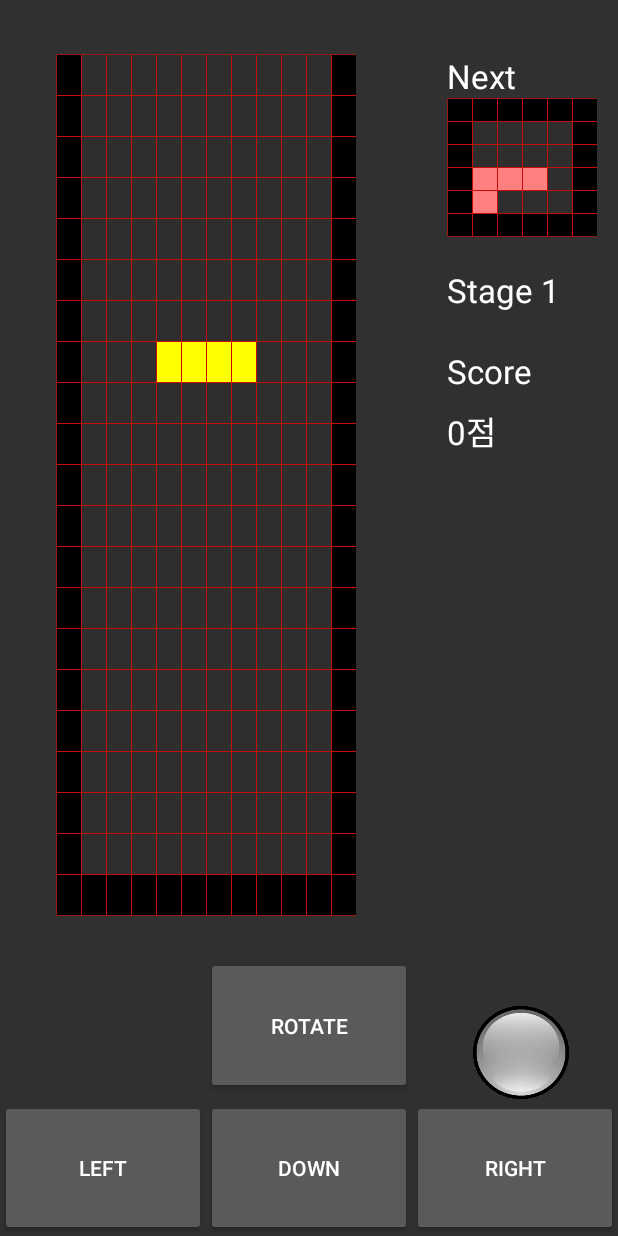
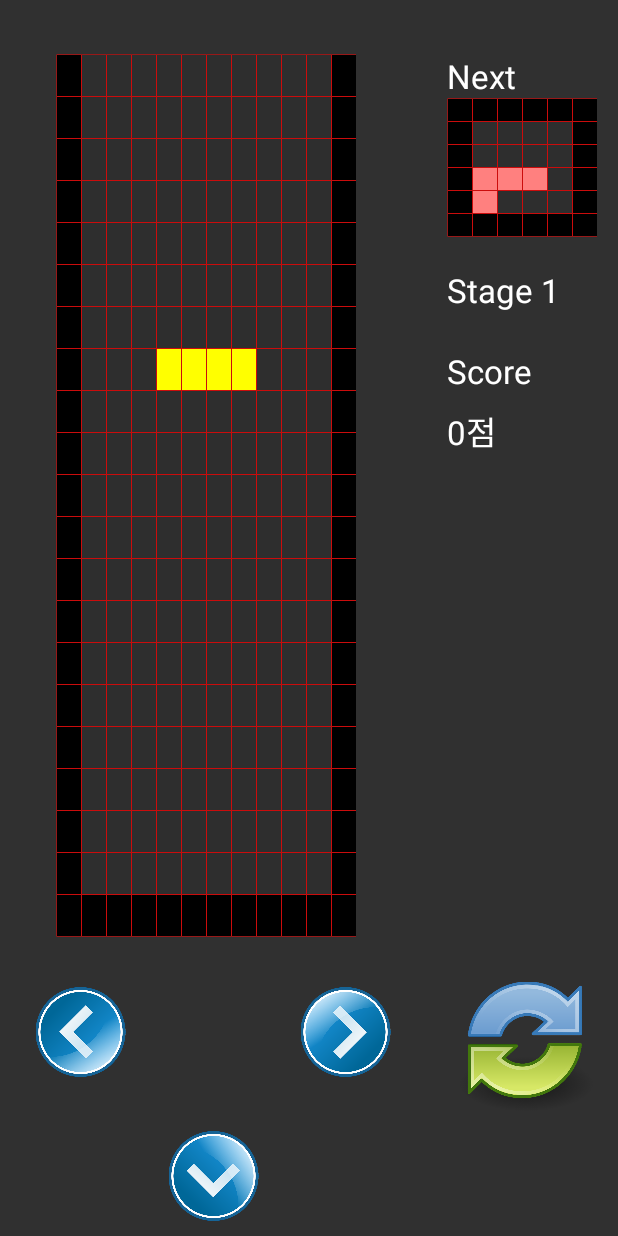
Before and after one commit to speldipn/Tetris, an Android app: the screen it shows after launch (MainActivity), on a phone screen of 412 x 824 dp. Run offline under Robolectric (Android 15) with nearby library versions, the phone set to English and light mode, and no system bars.

Commit message:
button image, change touch listener

```diff
--- a/app/src/main/java/org/androidtown/tetris/MainActivity.java
+++ b/app/src/main/java/org/androidtown/tetris/MainActivity.java
@@ -6,9 +6,11 @@ import android.os.Handler;
 import android.os.Message;
 import android.support.v7.app.AppCompatActivity;
 import android.util.Log;
+import android.view.MotionEvent;
 import android.view.View;
 import android.view.ViewTreeObserver;
 import android.widget.FrameLayout;
+import android.widget.ImageButton;
 import android.widget.TextView;
 import android.widget.Toast;
 
@@ -24,7 +26,6 @@ public class MainActivity extends AppCompatActivity {
   private int mapFrY = 0;
   private int previewFrX = 0;
   private int previewFrY = 0;
-  private boolean isDone = false;
 
   private int gameSpeed = 500;
   private int stageLevel = 1;
@@ -43,6 +44,8 @@ public class MainActivity extends AppCompatActivity {
   TextView stageLvLabel;
 
   ViewTreeObserver vto;
+
+  ImageButton btnRotate, btnLeft, btnRight, btnDown;
 
   class MainThread implements Runnable {
     private boolean isRun = true;
@@ -126,6 +129,18 @@ public class MainActivity extends AppCompatActivity {
     super.onCreate(savedInstanceState);
     setContentView(R.layout.activity_main);
 
+    btnLeft = findViewById(R.id.btnLeft);
+    btnRight = findViewById(R.id.btnRight);
+    btnRotate = findViewById(R.id.btnRotate);
+    btnDown = findViewById(R.id.btnDown);
+    btnDown.setOnTouchListener(new View.OnTouchListener() {
+      @Override
+      public boolean onTouch(View v, MotionEvent event) {
+        stage.moveDown();
+        return false;
+      }
+    });
+
     popUp = findViewById(R.id.popup);
     mapFr = findViewById(R.id.map);
     previewFr = findViewById(R.id.preview);
@@ -205,12 +220,6 @@ public class MainActivity extends AppCompatActivity {
         case R.id.btnRight:
           stage.moveRight();
           break;
-        case R.id.btnDown:
-          stage.moveDown();
-          break;
-        case R.id.btnDownFast:
-          stage.moveDownFast();
-          break;
       }
     }
   }
@@ -237,17 +246,15 @@ public class MainActivity extends AppCompatActivity {
 
   public void btnShowAll(boolean yes) {
     if (yes) {
-      findViewById(R.id.btnRotate).setVisibility(View.VISIBLE);
-      findViewById(R.id.btnDown).setVisibility(View.VISIBLE);
-      findViewById(R.id.btnLeft).setVisibility(View.VISIBLE);
-      findViewById(R.id.btnRight).setVisibility(View.VISIBLE);
-      findViewById(R.id.btnDownFast).setVisibility(View.VISIBLE);
+      btnDown.setVisibility(View.VISIBLE);
+      btnLeft.setVisibility(View.VISIBLE);
+      btnRight.setVisibility(View.VISIBLE);
+      btnRotate.setVisibility(View.VISIBLE);
     } else {
-      findViewById(R.id.btnRotate).setVisibility(View.INVISIBLE);
-      findViewById(R.id.btnDown).setVisibility(View.INVISIBLE);
-      findViewById(R.id.btnLeft).setVisibility(View.INVISIBLE);
-      findViewById(R.id.btnRight).setVisibility(View.INVISIBLE);
-      findViewById(R.id.btnDownFast).setVisibility(View.INVISIBLE);
+      btnDown.setVisibility(View.INVISIBLE);
+      btnLeft.setVisibility(View.INVISIBLE);
+      btnRight.setVisibility(View.INVISIBLE);
+      btnRotate.setVisibility(View.INVISIBLE);
     }
   }
 }
--- a/app/src/main/java/org/androidtown/tetris/Stage.java
+++ b/app/src/main/java/org/androidtown/tetris/Stage.java
@@ -379,7 +379,7 @@ class Stage extends View implements Runnable {
           case Down:
             __moveDown();
             break;
-          case DownFast:
+          case DownFast: /* 20180606: not used */
             __moveDownFast();
             break;
         }
--- a/app/src/main/res/drawable/btn_selector.xml
+++ /dev/null
@@ -1,6 +0,0 @@
-<?xml version="1.0" encoding="utf-8"?>
-<selector xmlns:android="http://schemas.android.com/apk/res/android">
-
-  <item android:state_pressed="false" android:drawable="@drawable/icon_normal" />
-  <item android:state_pressed="true" android:drawable="@drawable/icon_press" />
-</selector>
--- a/app/src/main/res/layout/activity_main.xml
+++ b/app/src/main/res/layout/activity_main.xml
@@ -7,55 +7,55 @@
   tools:context=".MainActivity"
   tools:layout_editor_absoluteY="81dp">
 
-    <Button
-      android:id="@+id/btnRotate"
-      android:layout_width="0dp"
-      android:layout_height="0dp"
-      android:layout_marginBottom="4dp"
-      android:layout_marginTop="12dp"
+    <ImageButton
+      android:id="@+id/btnDown"
+      android:layout_width="70dp"
+      android:layout_height="60dp"
+      android:layout_marginBottom="10dp"
+      android:layout_marginEnd="8dp"
+      android:layout_marginRight="8dp"
+      android:background="#00FFFFFF"
       android:onClick="command"
-      android:text="rotate"
-      app:layout_constraintBottom_toTopOf="@+id/btnDown"
-      app:layout_constraintEnd_toStartOf="@+id/btnRight"
-      app:layout_constraintHorizontal_bias="0.0"
-      app:layout_constraintStart_toEndOf="@+id/btnLeft"
-      app:layout_constraintTop_toBottomOf="@+id/guideline" />
-
-    <Button
-      android:id="@+id/btnDown"
-      android:layout_width="0dp"
-      android:layout_height="0dp"
-      android:onClick="command"
-      android:text="DOWN"
+      android:scaleType="fitCenter"
+      android:src="@drawable/arrow_down"
       app:layout_constraintBottom_toBottomOf="parent"
       app:layout_constraintEnd_toStartOf="@+id/btnRight"
       app:layout_constraintHorizontal_bias="0.5"
-      app:layout_constraintStart_toEndOf="@+id/btnLeft"
-      app:layout_constraintTop_toBottomOf="@+id/btnRotate" />
+      app:layout_constraintStart_toEndOf="@+id/btnLeft" />
 
-    <Button
+    <ImageButton
       android:id="@+id/btnLeft"
-      android:layout_width="0dp"
-      android:layout_height="0dp"
+      android:layout_width="70dp"
+      android:layout_height="60dp"
+      android:layout_marginEnd="8dp"
+      android:layout_marginLeft="8dp"
+      android:layout_marginRight="8dp"
+      android:layout_marginStart="8dp"
+      android:layout_marginTop="15dp"
+      android:background="#00FFFFFF"
       android:onClick="command"
-      android:text="LEFT"
-      app:layout_constraintBottom_toBottomOf="parent"
+      android:scaleType="fitCenter"
+      android:src="@drawable/arrow_left"
       app:layout_constraintEnd_toStartOf="@+id/btnDown"
       app:layout_constraintHorizontal_bias="0.5"
       app:layout_constraintStart_toStartOf="parent"
-      app:layout_constraintTop_toTopOf="@+id/btnDown" />
+      app:layout_constraintTop_toTopOf="@+id/guideline" />
 
-    <Button
+    <ImageButton
       android:id="@+id/btnRight"
-      android:layout_width="0dp"
-      android:layout_height="0dp"
+      android:layout_width="70dp"
+      android:layout_height="60dp"
+      android:layout_marginEnd="30dp"
+      android:layout_marginRight="30dp"
+      android:layout_marginTop="15dp"
+      android:background="#00FFFFFF"
       android:onClick="command"
-      android:text="RIGHT"
-      app:layout_constraintBottom_toBottomOf="parent"
-      app:layout_constraintEnd_toEndOf="parent"
+      android:scaleType="fitCenter"
+      android:src="@drawable/arrow_right"
+      app:layout_constraintEnd_toStartOf="@+id/btnRotate"
       app:layout_constraintHorizontal_bias="0.5"
       app:layout_constraintStart_toEndOf="@+id/btnDown"
-      app:layout_constraintTop_toTopOf="@+id/btnDown" />
+      app:layout_constraintTop_toTopOf="@+id/guideline" />
 
     <FrameLayout
       android:id="@+id/map"
@@ -90,7 +90,7 @@
       android:layout_width="wrap_content"
       android:layout_height="wrap_content"
       android:orientation="horizontal"
-      app:layout_constraintGuide_percent="0.76" />
+      app:layout_constraintGuide_percent="0.78" />
 
     <TextView
       android:id="@+id/textView"
@@ -171,18 +171,18 @@
       app:layout_constraintTop_toBottomOf="@+id/preview" />
 
     <ImageButton
-      android:id="@+id/btnDownFast"
-      android:layout_width="65dp"
-      android:layout_height="63dp"
-      android:background="@drawable/btn_selector"
+      android:id="@+id/btnRotate"
+      android:layout_width="90dp"
+      android:layout_height="90dp"
+      android:layout_marginEnd="16dp"
+      android:layout_marginRight="16dp"
+      android:layout_marginTop="10dp"
+      android:background="#00FFFFFF"
       android:onClick="command"
       android:scaleType="fitCenter"
+      android:src="@drawable/rotation"
       android:visibility="visible"
-      app:layout_constraintBottom_toTopOf="@+id/btnRight"
       app:layout_constraintEnd_toEndOf="parent"
-      app:layout_constraintHorizontal_bias="0.555"
-      app:layout_constraintStart_toEndOf="@+id/btnRotate"
-      app:layout_constraintTop_toTopOf="@+id/guideline"
-      app:layout_constraintVertical_bias="1.0" />
+      app:layout_constraintTop_toTopOf="@+id/guideline" />
 
 </android.support.constraint.ConstraintLayout>
```
Also changed, not shown: app/src/main/res/drawable/arrow_down.png (added), app/src/main/res/drawable/arrow_left.png (added), app/src/main/res/drawable/arrow_right.png (added), app/src/main/res/drawable/icon_normal.png (deleted), app/src/main/res/drawable/icon_press.png (deleted), app/src/main/res/drawable/rotation.png (added).
